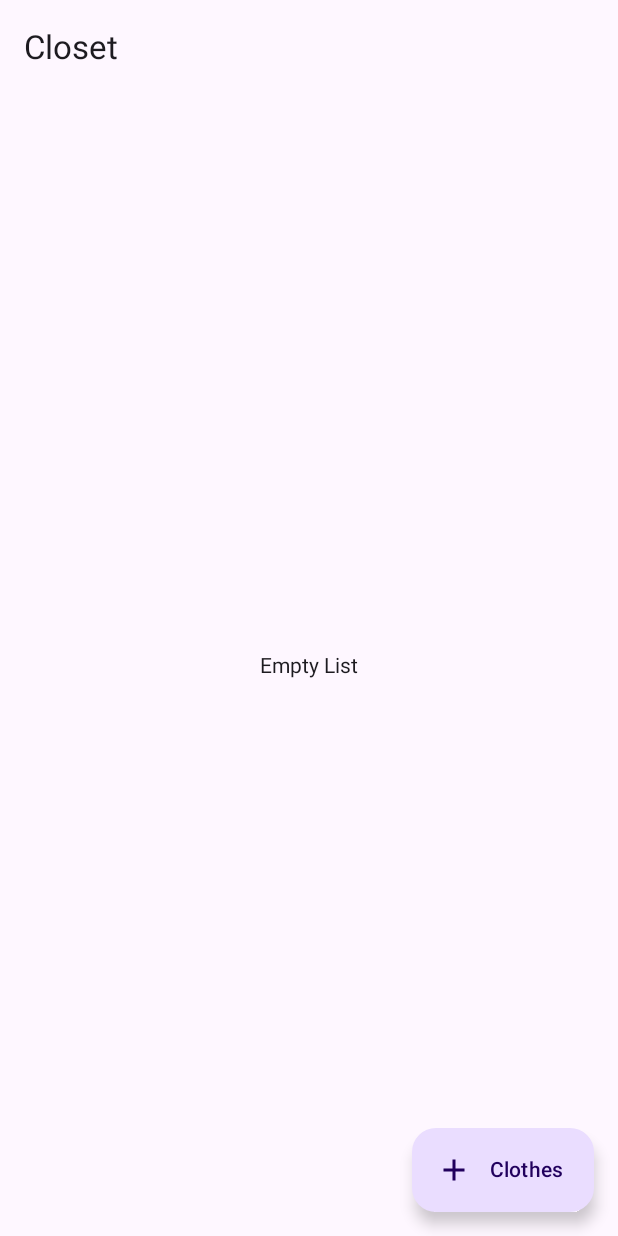
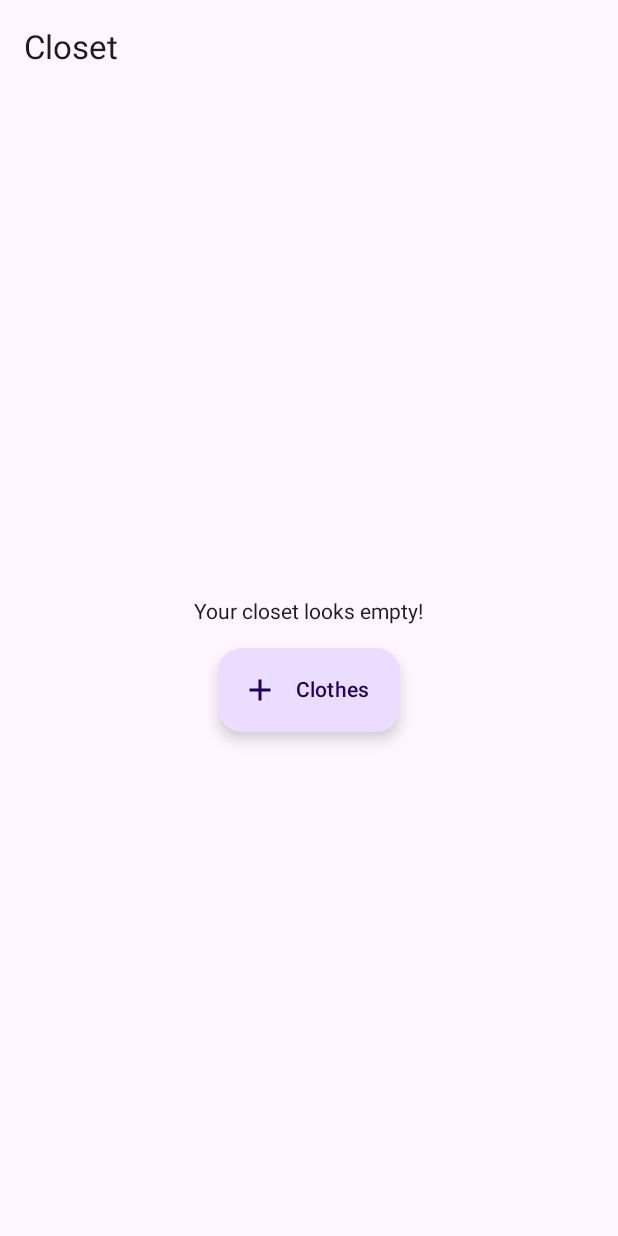
Before and after one commit to sakarayajitesh/Drape-Android, an Android app built with Jetpack Compose: the @Preview function PreviewClosetScreen, on a phone screen of 412 x 824 dp. Run offline under Robolectric (Android 15) with nearby library versions, the phone set to English and light mode, and no system bars; our stand-ins replace Dagger/Hilt's generated code, Timber.

Commit message:
feat: Add empty states

```diff
--- a/app/src/main/java/com/ajitesh/drape/ui/closet/ClosetScreen.kt
+++ b/app/src/main/java/com/ajitesh/drape/ui/closet/ClosetScreen.kt
@@ -8,8 +8,10 @@ import androidx.activity.result.contract.ActivityResultContracts
 import androidx.compose.foundation.clickable
 import androidx.compose.foundation.layout.Arrangement
 import androidx.compose.foundation.layout.Box
+import androidx.compose.foundation.layout.Column
 import androidx.compose.foundation.layout.aspectRatio
 import androidx.compose.foundation.layout.fillMaxSize
+import androidx.compose.foundation.layout.height
 import androidx.compose.foundation.layout.padding
 import androidx.compose.foundation.lazy.grid.GridCells
 import androidx.compose.foundation.lazy.grid.LazyVerticalGrid
@@ -31,6 +33,7 @@ import androidx.compose.ui.layout.ContentScale
 import androidx.compose.ui.platform.LocalContext
 import androidx.compose.ui.tooling.preview.Preview
 import androidx.compose.ui.unit.dp
+import androidx.compose.ui.unit.sp
 import com.bumptech.glide.integration.compose.ExperimentalGlideComposeApi
 import com.bumptech.glide.integration.compose.GlideImage
 import timber.log.Timber
@@ -65,6 +68,7 @@ fun ClosetScreen(
             TopAppBar(title = { Text(text = "Closet") })
         },
         floatingActionButton = {
+            if (uiState is ClosetUiState.PhotoList && uiState.photos.isNotEmpty())
                 ExtendedFloatingActionButton(
                     onClick = {
                         launcher.launch(
@@ -113,7 +117,29 @@ fun ClosetScreen(
                         modifier = Modifier.fillMaxSize()
                     )
                 } else {
-                    Text(modifier = Modifier.align(Alignment.Center), text = "Empty List")
+                    Column(
+                        modifier = Modifier.align(Alignment.Center),
+                        horizontalAlignment = Alignment.CenterHorizontally
+                    ) {
+                        Text(text = "Your closet looks empty!", fontSize = 14.sp)
+                        Box(modifier = Modifier.height(16.dp))
+                        ExtendedFloatingActionButton(
+                            onClick = {
+                                launcher.launch(
+                                    PickVisualMediaRequest(
+                                        ActivityResultContracts.PickVisualMedia.ImageOnly
+                                    )
+                                )
+                            },
+                            text = { Text("Clothes") },
+                            icon = {
+                                Icon(
+                                    imageVector = Icons.Filled.Add,
+                                    contentDescription = "Add"
+                                )
+                            }
+                        )
+                    }
                 }
             } else {
                 Text(modifier = Modifier.align(Alignment.Center), text = "Error State")
```
Also changed, not shown: app/src/main/java/com/ajitesh/drape/ui/manage/ManageScreen.kt (+21 -0 lines), app/src/main/java/com/ajitesh/drape/ui/outfit/OutfitScreen.kt (+14 -3 lines). Lines whose indentation alone changed are shown as unchanged.
